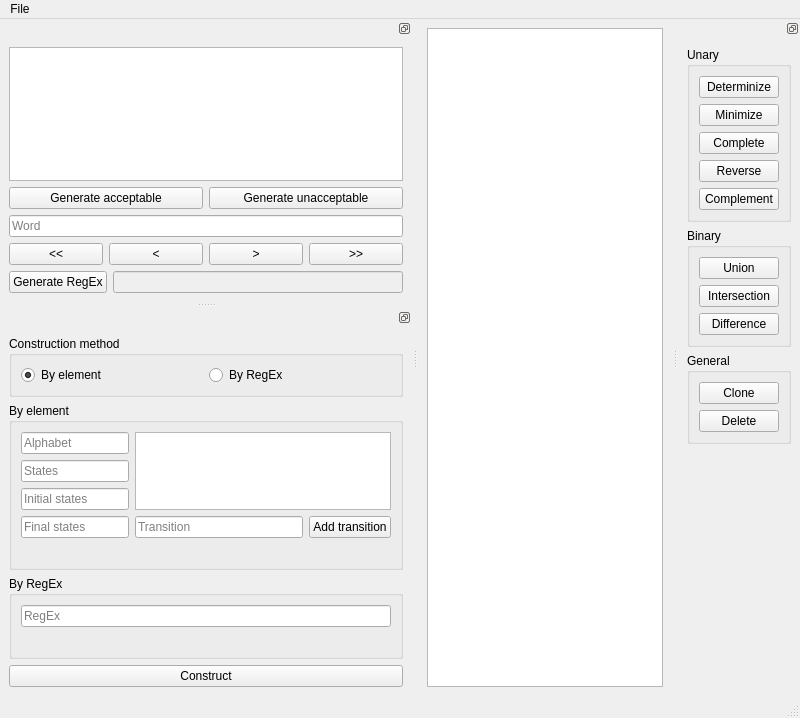
Above: main_window.ui from Aca-S/finite-automata-toolbox before the change. Below: the same form after it.
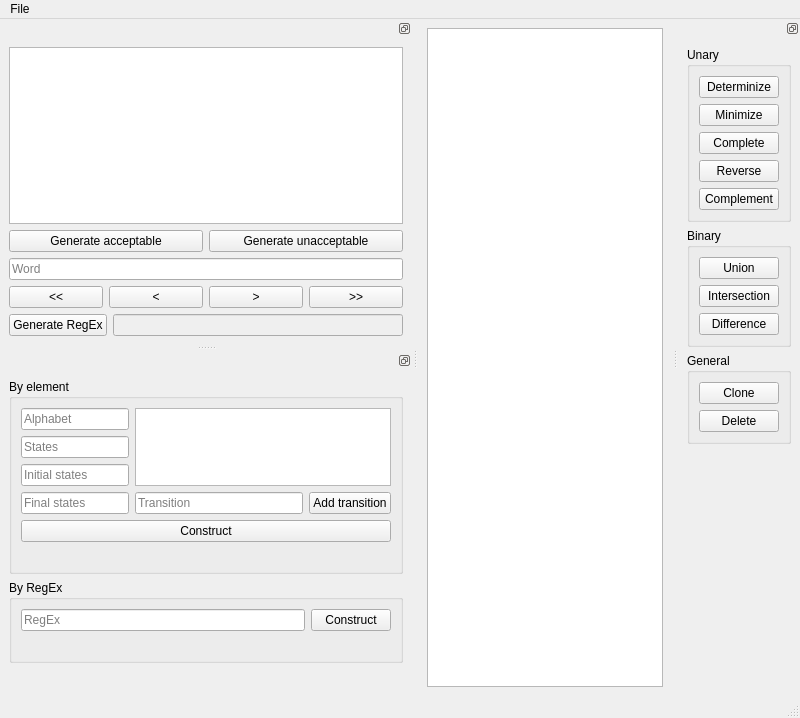
That is the form after the change. Custom widgets are drawn as their Qt base class.

Commit message: Changed construction dock layout by replacing construction method radio buttons with two buttons

```diff
--- a/main_window.ui
+++ b/main_window.ui
@@ -146,36 +146,6 @@
     <layout class="QVBoxLayout" name="verticalLayout_6">
      <item>
       <layout class="QVBoxLayout" name="construction_dock_layout">
-       <item>
-        <widget class="QGroupBox" name="construction_method_gb">
-         <property name="title">
-          <string>Construction method</string>
-         </property>
-         <layout class="QHBoxLayout" name="horizontalLayout_7">
-          <item>
-           <layout class="QHBoxLayout" name="construction_method_layout">
-            <item>
-             <widget class="QRadioButton" name="by_element_rb">
-              <property name="text">
-               <string>By element</string>
-              </property>
-              <property name="checked">
-               <bool>true</bool>
-              </property>
-             </widget>
-            </item>
-            <item>
-             <widget class="QRadioButton" name="by_regex_rb">
-              <property name="text">
-               <string>By RegEx</string>
-              </property>
-             </widget>
-            </item>
-           </layout>
-          </item>
-         </layout>
-        </widget>
-       </item>
        <item>
         <widget class="QGroupBox" name="construction_by_element_gb">
          <property name="title">
@@ -185,6 +155,16 @@
           <bool>false</bool>
          </property>
          <layout class="QGridLayout" name="gridLayout_5">
+          <item row="2" column="0">
+           <widget class="QLabel" name="construction_by_element_info">
+            <property name="text">
+             <string/>
+            </property>
+            <property name="wordWrap">
+             <bool>true</bool>
+            </property>
+           </widget>
+          </item>
           <item row="0" column="0">
            <layout class="QGridLayout" name="construction_by_element_layout">
             <item row="3" column="0">
@@ -239,12 +219,9 @@
            </layout>
           </item>
           <item row="1" column="0">
-           <widget class="QLabel" name="construction_by_element_info">
+           <widget class="QPushButton" name="construction_by_element_btn">
             <property name="text">
-             <string/>
-            </property>
-            <property name="wordWrap">
-             <bool>true</bool>
+             <string>Construct</string>
             </property>
            </widget>
           </item>
@@ -272,6 +249,13 @@
               </property>
              </widget>
             </item>
+            <item>
+             <widget class="QPushButton" name="construction_by_regex_btn">
+              <property name="text">
+               <string>Construct</string>
+              </property>
+             </widget>
+            </item>
            </layout>
           </item>
           <item>
@@ -288,11 +272,17 @@
         </widget>
        </item>
        <item>
-        <widget class="QPushButton" name="construct_btn">
-         <property name="text">
-          <string>Construct</string>
+        <spacer name="construction_dock_spacer">
+         <property name="orientation">
+          <enum>Qt::Vertical</enum>
          </property>
-        </widget>
+         <property name="sizeHint" stdset="0">
+          <size>
+           <width>20</width>
+           <height>40</height>
+          </size>
+         </property>
+        </spacer>
        </item>
       </layout>
      </item>
```
Left out of the diff: 2 changed lines with no effect on the pictures. The commit also changes 1 other file.
